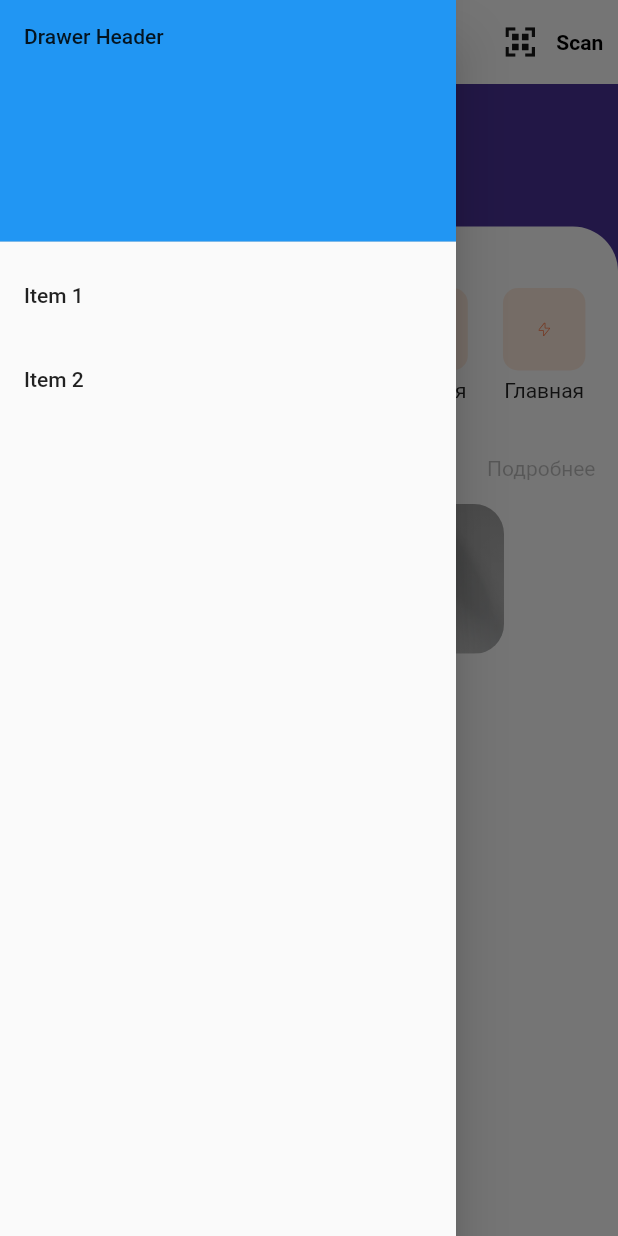
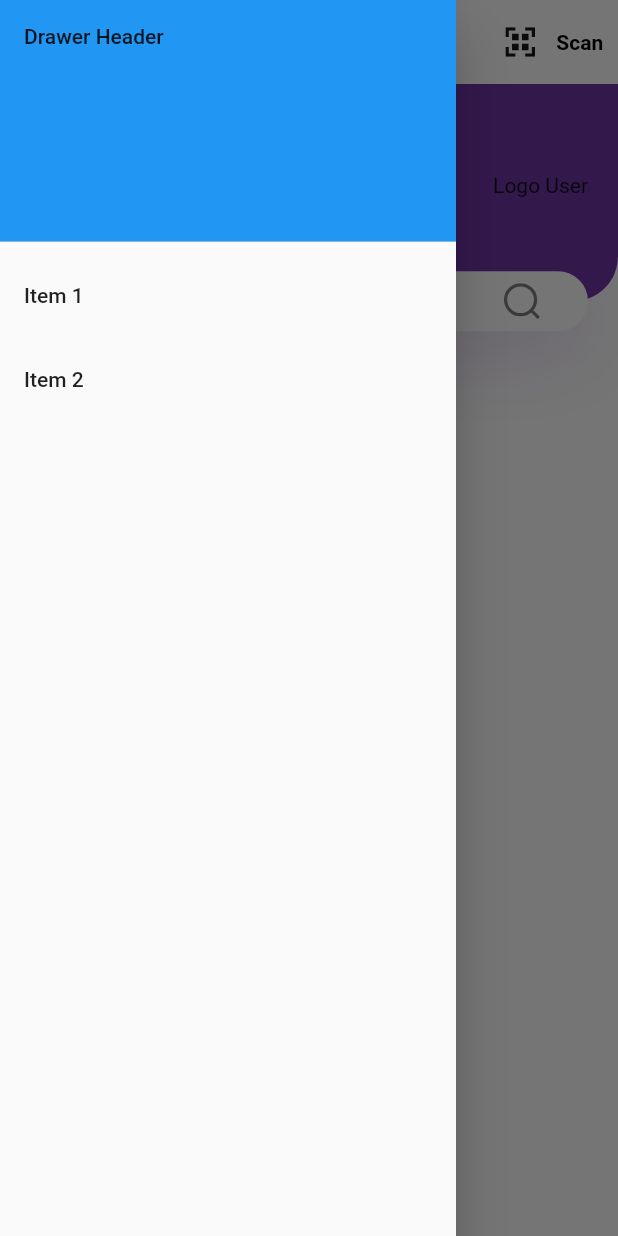
Before and after one commit to Nurka144/flutter-project, a Flutter app: the HomeScreen screen opened by its route, after a tap on an icon or button, on a phone screen of 412 x 824 dp. Run offline on Flutter 3.47's test engine with Material 2 defaults, Android fonts, the phone set to English and light mode, and no system bars; our stand-ins replace easy_localization, flutter_easyloading, flutter_svg, shared_preferences; missing offline and left inert: flutter_barcode_scanner, sweetalert; accounts and stored records are empty; Roboto replaces fonts that are missing (Muli).

Commit message:
change home screen

```diff
--- a/lib/screens/Home.dart
+++ b/lib/screens/Home.dart
@@ -1,4 +1,4 @@
-import 'package:app_mobile_test/screens/components/home/body.dart';
+import 'package:app_mobile_test/screens/components/home/main_body.dart';
 import 'package:flutter/material.dart';
 
 class HomeScreen extends StatelessWidget {
@@ -6,7 +6,7 @@ class HomeScreen extends StatelessWidget {
   @override
   Widget build(BuildContext context) {
     return Scaffold(
-      body: HomeBody(),
+      body: Body(),
     );
   }
 }
--- a/lib/screens/components/home/bannser-sliter.dart
+++ /dev/null
@@ -1,56 +0,0 @@
-import 'package:flutter/material.dart';
-
-class BannerSlider extends StatelessWidget {
-  @override
-  Widget build(BuildContext context) {
-    return Padding(
-      padding: EdgeInsets.only(
-        left: 20,
-      ),
-      child: SizedBox(
-        width: 240,
-        height: 100,
-        child: ClipRRect(
-          borderRadius: BorderRadius.circular(20),
-          child: Stack(
-            children: [
-              Image.asset(
-                "assets/images/image_banner.png",
-                fit: BoxFit.cover,
-              ),
-              Container(
-                decoration: BoxDecoration(
-                  gradient: LinearGradient(
-                    begin: Alignment.topCenter,
-                    end: Alignment.bottomCenter,
-                    colors: [
-                      Color(0xFF343434).withOpacity(0.4),
-                      Color(0xFF343434).withOpacity(0.15),
-                    ],
-                  ),
-                ),
-              ),
-              Padding(
-                padding: EdgeInsets.symmetric(
-                  horizontal: 15,
-                  vertical: 10,
-                ),
-                child: Text.rich(
-                  TextSpan(
-                    style: TextStyle(
-                      color: Colors.white,
-                    ),
-                    children: [
-                      TextSpan(text: "Смартфон \n"),
-                      TextSpan(text: "Модель: Samsung"),
-                    ],
-                  ),
-                ),
-              ),
-            ],
-          ),
-        ),
-      ),
-    );
-  }
-}
--- a/lib/screens/components/home/body.dart
+++ b/lib/screens/components/home/body.dart
@@ -1,9 +1,7 @@
-import 'package:app_mobile_test/components/drawer.dart';
-import 'package:app_mobile_test/screens/QRSceen.dart';
+import 'package:app_mobile_test/constants.dart';
 import 'package:app_mobile_test/size_config.dart';
 import 'package:flutter/material.dart';
 import 'package:flutter_svg/flutter_svg.dart';
-import 'package:app_mobile_test/screens/components/home/homebody.dart';
 
 class HomeBody extends StatefulWidget {
   HomeBody({Key key}) : super(key: key);
@@ -14,48 +12,89 @@ class HomeBody extends StatefulWidget {
 class _HomeBodyState extends State<HomeBody> {
   @override
   Widget build(BuildContext context) {
-    SizeConfig().init(context);
-    return Scaffold(
-      drawer: DrawerContainer(),
-      body: Body(),
-      appBar: AppBar(
-        leading: Container(
-          child: Builder(
-            builder: (context) => IconButton(
-              icon: SvgPicture.asset(
-                "assets/icons/menu.svg",
-                height: SizeConfig.defaultSize * 2,
+    Size size = MediaQuery.of(context).size;
+    return Container(
+      margin: EdgeInsets.only(bottom: 20.0 * 2.5),
+      height: size.height * 0.2,
+      child: Stack(
+        children: [
+          Container(
+            padding: EdgeInsets.only(
+              left: 20,
+              right: 20,
+              bottom: 10,
             ),
-              onPressed: () {
-                Scaffold.of(context).openDrawer();
-              },
+            height: size.height * 0.2 - 20,
+            decoration: BoxDecoration(
+              color: kPrimaryColor,
+              borderRadius: BorderRadius.only(
+                bottomLeft: Radius.circular(30),
+                bottomRight: Radius.circular(30),
+              ),
+            ),
+            child: Row(
+              children: <Widget>[
+                Text(
+                  'Привет, Нурбек!',
+                  style: TextStyle(
+                    color: Colors.white,
+                    fontWeight: FontWeight.bold,
+                  ),
+                ),
+                Spacer(),
+                Text('Logo User'),
+              ],
+            ),
+          ),
+          Positioned(
+            bottom: 0,
+            left: 0,
+            right: 0,
+            child: Container(
+              alignment: Alignment.center,
+              margin: EdgeInsets.symmetric(horizontal: 20),
+              padding: EdgeInsets.symmetric(horizontal: 20),
+              height: 40,
+              width: size.width,
+              decoration: BoxDecoration(
+                color: Colors.white,
+                borderRadius: BorderRadius.circular(20),
+                boxShadow: [
+                  BoxShadow(
+                    offset: Offset(0, 10),
+                    blurRadius: 50,
+                    color: kPrimaryColor.withOpacity(0.23),
+                  ),
+                ],
+              ),
+              child: Row(
+                children: <Widget>[
+                  Expanded(
+                    child: TextField(
+                      onChanged: (value) {},
+                      decoration: InputDecoration(
+                        hintText: "Поиск",
+                        hintStyle: TextStyle(
+                          color: kPrimaryColor.withOpacity(0.5),
+                        ),
+                        enabledBorder: InputBorder.none,
+                        focusedBorder: InputBorder.none,
                       ),
                     ),
                   ),
-        actions: <Widget>[
                   IconButton(
                     icon: SvgPicture.asset(
-              "assets/icons/scan.svg",
-              height: SizeConfig.defaultSize * 2,
+                      "assets/icons/search.svg",
+                      color: Colors.black,
+                      height: 35,
                     ),
                     onPressed: () {
-              Navigator.push(
-                context,
-                MaterialPageRoute(builder: (context) => ScanQRCode()),
-              );
+                      print('search');
                     },
-          ),
-          Center(
-            child: Text(
-              "Scan",
-              style: TextStyle(
-                color: Colors.black,
-                fontWeight: FontWeight.bold,
+                  )
+                ],
               ),
             ),
-          ),
-          SizedBox(
-            width: SizeConfig.defaultSize,
           )
         ],
       ),
--- a/lib/screens/components/home/home-nav-tabs.dart
+++ /dev/null
@@ -1,58 +0,0 @@
-import 'package:flutter/material.dart';
-import 'package:flutter_svg/flutter_svg.dart';
-
-class HomeNavTabs extends StatefulWidget {
-  _HomeNavTabsState createState() => _HomeNavTabsState();
-}
-
-class _HomeNavTabsState extends State<HomeNavTabs> {
-  @override
-  Widget build(BuildContext context) {
-    List<Map<String, dynamic>> categorys = [
-      {"icon": "assets/icons/flash.svg", "text": "Главная"},
-      {"icon": "assets/icons/flash.svg", "text": "Главная"},
-      {"icon": "assets/icons/flash.svg", "text": "Главная"},
-      {"icon": "assets/icons/flash.svg", "text": "Главная"},
-      {"icon": "assets/icons/flash.svg", "text": "Главная"}
-    ];
-    return Container(
-      child: Padding(
-        padding: EdgeInsets.only(top: 10, left: 10, right: 10),
-        child: Row(
-          mainAxisAlignment: MainAxisAlignment.spaceAround,
-          children: [
-            ...List.generate(
-              categorys.length,
-              (index) => SizedBox(
-                width: 55,
-                child: Column(
-                  children: [
-                    AspectRatio(
-                      aspectRatio: 1,
-                      child: Container(
-                        padding: EdgeInsets.all(15),
-                        decoration: BoxDecoration(
-                          color: Color(0xFFFFECDF),
-                          borderRadius: BorderRadius.circular(10),
-                        ),
-                        child: IconButton(
-                          icon: SvgPicture.asset(categorys[index]["icon"]),
-                          onPressed: () => print(index),
-                        ),
-                      ),
-                    ),
-                    const SizedBox(height: 5),
-                    Text(
-                      categorys[index]["text"],
-                      textAlign: TextAlign.center,
-                    )
-                  ],
-                ),
-              ),
-            )
-          ],
-        ),
-      ),
-    );
-  }
-}
--- a/lib/screens/components/home/homebody.dart
+++ /dev/null
@@ -1,93 +0,0 @@
-import 'package:app_mobile_test/screens/components/home/bannser-sliter.dart';
-import 'package:app_mobile_test/screens/components/home/home-nav-tabs.dart';
-import 'package:app_mobile_test/screens/components/home/sectionTitle.dart';
-import 'package:flutter/material.dart';
-import 'package:shared_preferences/shared_preferences.dart';
-
-class Body extends StatefulWidget {
-  @override
-  _BodyState createState() => _BodyState();
-}
-
-class _BodyState extends State<Body> {
-  String tokenUser = "";
-
-  Future<void> getToken() async {
-    final prefs = await SharedPreferences.getInstance();
-    final token = prefs.getString('token');
-    setState(() {
-      tokenUser = token;
-    });
-  }
-
-  @override
-  void initState() {
-    super.initState();
-    this.getToken();
-  }
-
-  @override
-  Widget build(BuildContext context) {
-    return SafeArea(
-      child: SingleChildScrollView(
-        child: Column(
-          children: [
-            Container(
-              padding: EdgeInsets.only(top: 35),
-              width: double.infinity,
-              decoration: BoxDecoration(
-                color: Color(0xFF4A3298),
-              ),
-              child: Column(
-                children: [
-                  Container(
-                    height: 30,
-                    width: double.infinity,
-                    child: Text.rich(
-                      TextSpan(text: tokenUser),
-                      style: TextStyle(
-                        color: Colors.white,
-                        fontSize: 15,
-                        fontStyle: FontStyle.italic,
-                      ),
-                      textAlign: TextAlign.center,
-                    ),
-                  ),
-                  SizedBox(
-                    height: 30,
-                  ),
-                  Container(
-                    width: double.infinity,
-                    height: 31,
-                    decoration: BoxDecoration(
-                      color: Colors.white,
-                      borderRadius: BorderRadius.only(
-                        topLeft: Radius.circular(30),
-                        topRight: Radius.circular(30),
-                      ),
-                    ),
-                  )
-                ],
-              ),
-            ),
-            HomeNavTabs(),
-            SectionTitle(
-              text: "Последние просмотренные",
-            ),
-            SizedBox(
-              height: 15,
-            ),
-            SingleChildScrollView(
-              scrollDirection: Axis.horizontal,
-              child: Row(
-                children: [
-                  BannerSlider(),
-                ],
-              ),
-            ),
-          ],
-        ),
-      ),
-    );
-  }
-}
--- /dev/null
+++ b/lib/screens/components/home/main_body.dart
@@ -0,0 +1,64 @@
+import 'package:app_mobile_test/components/drawer.dart';
+import 'package:app_mobile_test/screens/QRSceen.dart';
+import 'package:app_mobile_test/size_config.dart';
+import 'package:flutter/material.dart';
+import 'package:flutter_svg/flutter_svg.dart';
+import 'package:app_mobile_test/screens/components/home/body.dart';
+
+class Body extends StatefulWidget {
+  Body({Key key}) : super(key: key);
+
+  _BodyState createState() => _BodyState();
+}
+
+class _BodyState extends State<Body> {
+  @override
+  Widget build(BuildContext context) {
+    SizeConfig().init(context);
+    return Scaffold(
+      drawer: DrawerContainer(),
+      body: HomeBody(),
+      appBar: AppBar(
+        leading: Container(
+          child: Builder(
+            builder: (context) => IconButton(
+              icon: SvgPicture.asset(
+                "assets/icons/menu.svg",
+                height: SizeConfig.defaultSize * 2,
+              ),
+              onPressed: () {
+                Scaffold.of(context).openDrawer();
+              },
+            ),
+          ),
+        ),
+        actions: <Widget>[
+          IconButton(
+            icon: SvgPicture.asset(
+              "assets/icons/scan.svg",
+              height: SizeConfig.defaultSize * 2,
+            ),
+            onPressed: () {
+              Navigator.push(
+                context,
+                MaterialPageRoute(builder: (context) => ScanQRCode()),
+              );
+            },
+          ),
+          Center(
+            child: Text(
+              "Scan",
+              style: TextStyle(
+                color: Colors.black,
+                fontWeight: FontWeight.bold,
+              ),
+            ),
+          ),
+          SizedBox(
+            width: SizeConfig.defaultSize,
+          )
+        ],
+      ),
+    );
+  }
+}
--- a/lib/screens/components/home/sectionTitle.dart
+++ /dev/null
@@ -1,39 +0,0 @@
-import 'package:flutter/material.dart';
-
-class SectionTitle extends StatelessWidget {
-  const SectionTitle({
-    Key key,
-    this.text,
-  }) : super(key: key);
-
-  final String text;
-
-  @override
-  Widget build(BuildContext context) {
-    return Padding(
-      padding: EdgeInsets.only(
-        top: 35,
-        left: 15,
-        right: 15,
-      ),
-      child: Row(
-        mainAxisAlignment: MainAxisAlignment.spaceBetween,
-        children: [
-          Text(
-            text,
-            style: TextStyle(
-              fontWeight: FontWeight.bold,
-              fontSize: 15,
-            ),
-          ),
-          Text(
-            "Подробнее",
-            style: TextStyle(
-              color: Colors.black26,
-            ),
-          ),
-        ],
-      ),
-    );
-  }
-}
--- a/lib/size_config.dart
+++ b/lib/size_config.dart
@@ -12,8 +12,6 @@ class SizeConfig {
     screenWidth = _mediaQueryData.size.width;
     screenHeight = _mediaQueryData.size.height;
     orientation = _mediaQueryData.orientation;
-    // On iPhone 11 the defaultSize = 10 almost
-    // So if the screen size increase or decrease then our defaultSize also vary
     defaultSize = orientation == Orientation.landscape
         ? screenHeight * 0.024
         : screenWidth * 0.024;
```
Also changed, not shown: assets/icons/search.svg (added). Lines whose indentation alone changed are shown as unchanged.
